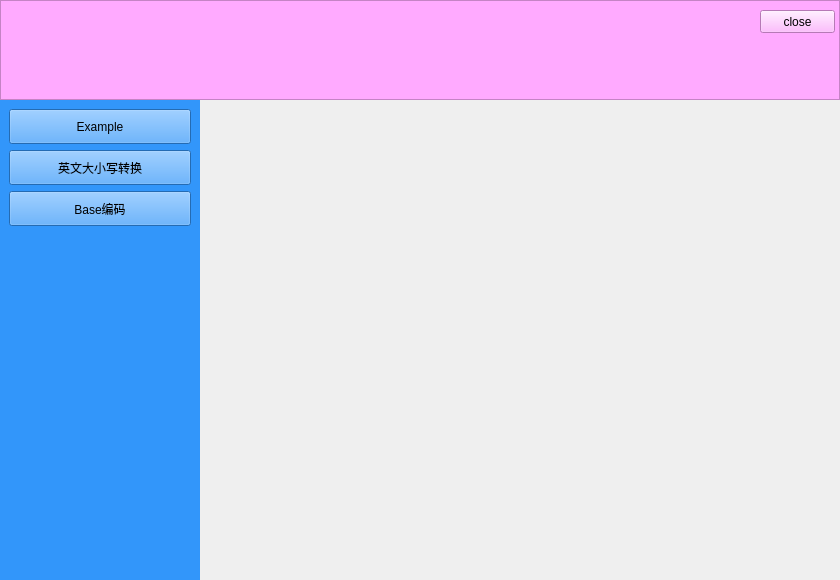
Qt form ui/Forms/MainForm.ui (tanyiqu/CryptoKing) before a commit.
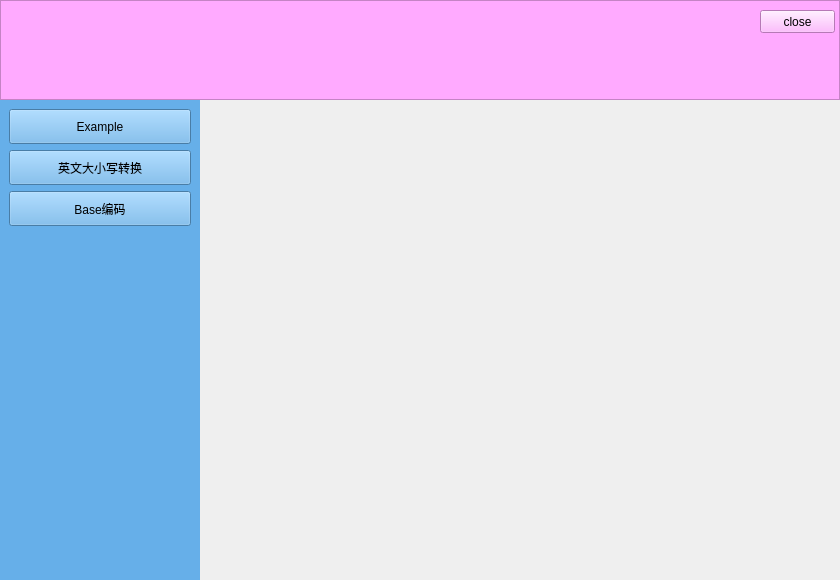
The same form after that commit.

What changed in the file:
```diff
--- a/ui/Forms/MainForm.ui
+++ b/ui/Forms/MainForm.ui
@@ -13,6 +13,9 @@
   <property name="windowTitle">
    <string>CryptoKing</string>
   </property>
+  <property name="styleSheet">
+   <string notr="true"/>
+  </property>
   <layout class="QVBoxLayout" name="verticalLayout_2">
    <property name="spacing">
     <number>0</number>
@@ -94,7 +97,7 @@
          </size>
         </property>
         <property name="styleSheet">
-         <string notr="true">background-color: #3296fa;</string>
+         <string notr="true">background-color: #66afe9;</string>
         </property>
         <layout class="QVBoxLayout" name="verticalLayout">
          <item>
```
